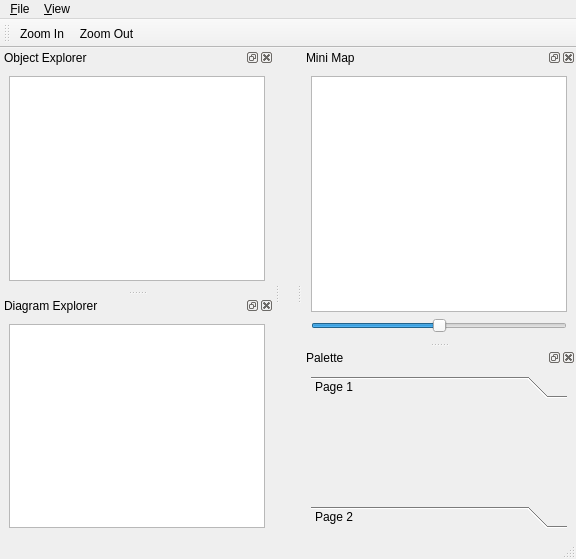
First picture: the form in branches/new-repo-experimenting/mainwindow/mainwindow.ui, repository qreal/qreal, before the edit.
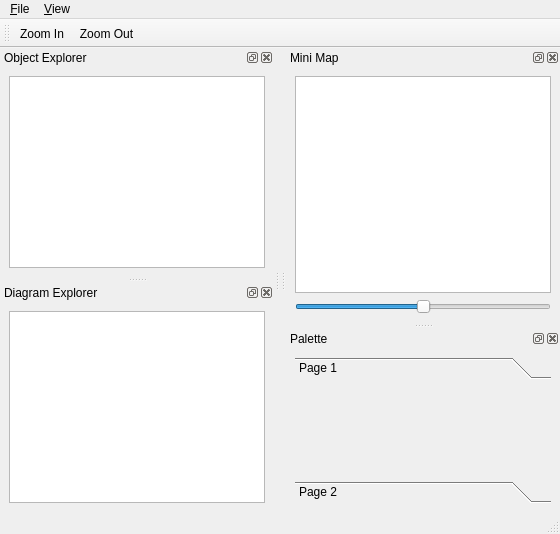
Second picture: the form after the edit. Icons and pictures are not drawn.

```diff
--- a/branches/new-repo-experimenting/mainwindow/mainwindow.ui
+++ b/branches/new-repo-experimenting/mainwindow/mainwindow.ui
@@ -1,14 +1,6 @@
 <ui version="4.0" >
  <class>MainWindowUi</class>
  <widget class="QMainWindow" name="MainWindowUi" >
-  <property name="geometry" >
-   <rect>
-    <x>0</x>
-    <y>0</y>
-    <width>576</width>
-    <height>559</height>
-   </rect>
-  </property>
   <property name="windowTitle" >
    <string>unREAL</string>
   </property>
@@ -18,8 +10,8 @@
     <rect>
      <x>0</x>
      <y>0</y>
-     <width>576</width>
-     <height>25</height>
+     <width>640</width>
+     <height>28</height>
     </rect>
    </property>
    <widget class="QMenu" name="menu_File_2" >
@@ -169,8 +161,8 @@
          <rect>
           <x>0</x>
           <y>0</y>
-          <width>92</width>
-          <height>223</height>
+          <width>123</width>
+          <height>105</height>
          </rect>
         </property>
         <attribute name="label" >
```
Left out of the diff: 10 changed lines with no effect on the pictures.
